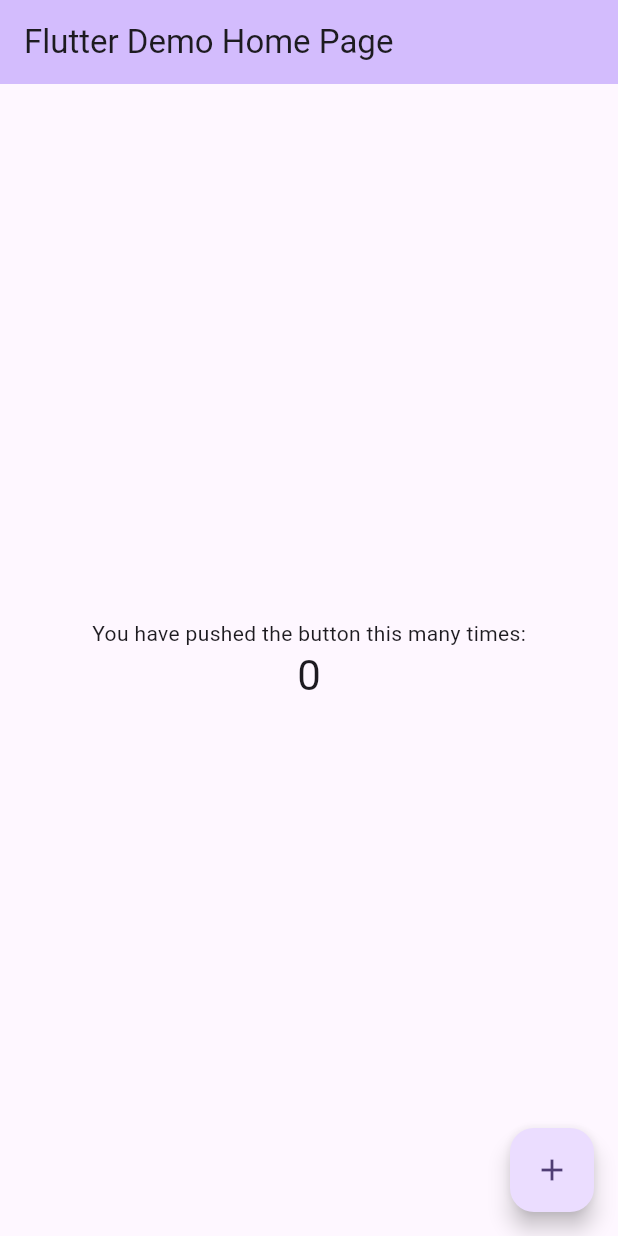
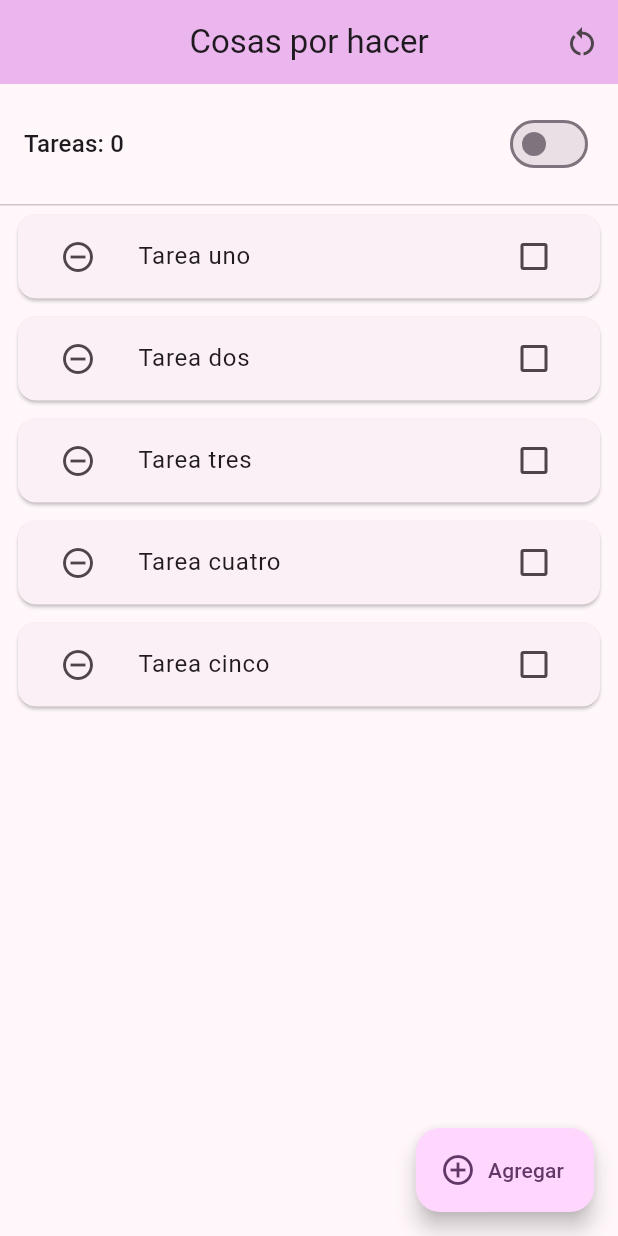
Before and after one commit to AmauriGC/Gonzaga_Casta-eda_Cristian_Amauri_TableroTareas, a Flutter app: the screen it shows after launch, on a phone screen of 412 x 824 dp. Run offline on Flutter 3.47's test engine with Material 3 defaults, Android fonts, the phone set to English and light mode, and no system bars; missing offline and left inert: dart:ffi.

Commit message:
feat(Tablero): Tablero de tareas funcional

```diff
--- a/lib/main.dart
+++ b/lib/main.dart
@@ -1,3 +1,5 @@
+import 'dart:ffi';
+
 import 'package:flutter/material.dart';
 
 void main() {
@@ -11,111 +13,162 @@ class MyApp extends StatelessWidget {
   @override
   Widget build(BuildContext context) {
     return MaterialApp(
-      title: 'Flutter Demo',
+      title: 'Tablero de tareas',
       theme: ThemeData(
-        // This is the theme of your application.
-        //
-        // TRY THIS: Try running your application with "flutter run". You'll see
-        // the application has a purple toolbar. Then, without quitting the app,
-        // try changing the seedColor in the colorScheme below to Colors.green
-        // and then invoke "hot reload" (save your changes or press the "hot
-        // reload" button in a Flutter-supported IDE, or press "r" if you used
-        // the command line to start the app).
-        //
-        // Notice that the counter didn't reset back to zero; the application
-        // state is not lost during the reload. To reset the state, use hot
-        // restart instead.
-        //
-        // This works for code too, not just values: Most code changes can be
-        // tested with just a hot reload.
-        colorScheme: .fromSeed(seedColor: Colors.deepPurple),
+        colorScheme: .fromSeed(seedColor: Colors.purpleAccent),
       ),
-      home: const MyHomePage(title: 'Flutter Demo Home Page'),
+      home: const TableroTareasPage(title: 'Cosas por hacer'),
     );
   }
 }
 
-class MyHomePage extends StatefulWidget {
-  const MyHomePage({super.key, required this.title});
-
-  // This widget is the home page of your application. It is stateful, meaning
-  // that it has a State object (defined below) that contains fields that affect
-  // how it looks.
-
-  // This class is the configuration for the state. It holds the values (in this
-  // case the title) provided by the parent (in this case the App widget) and
-  // used by the build method of the State. Fields in a Widget subclass are
-  // always marked "final".
+class TableroTareasPage extends StatefulWidget {
+  const TableroTareasPage({super.key, required this.title});
 
   final String title;
 
   @override
-  State<MyHomePage> createState() => _MyHomePageState();
+  State<TableroTareasPage> createState() => _TableroTareasPageState();
 }
 
-class _MyHomePageState extends State<MyHomePage> {
-  int _counter = 0;
+class Tarea {
+  String nombre;
+  bool estatus;
 
-  void _incrementCounter() {
+  Tarea({required this.nombre, this.estatus = false});
+}
+
+class _TableroTareasPageState extends State<TableroTareasPage> {
+  final List<Tarea> _tareas = [
+    Tarea(nombre: "Tarea uno"),
+    Tarea(nombre: "Tarea dos"),
+    Tarea(nombre: "Tarea tres"),
+    Tarea(nombre: "Tarea cuatro"),
+    Tarea(nombre: "Tarea cinco"),
+  ];
+
+  int _tareasCompletas = 0;
+  bool _soloCompletadas = false;
+
+  void _agregarTarea() {
     setState(() {
-      // This call to setState tells the Flutter framework that something has
-      // changed in this State, which causes it to rerun the build method below
-      // so that the display can reflect the updated values. If we changed
-      // _counter without calling setState(), then the build method would not be
-      // called again, and so nothing would appear to happen.
-      _counter++;
+      _tareas.add(Tarea(nombre: "Tarea ${_tareas.length + 1}"));
+    });
+  }
+
+  void _eliminarTarea(int index) {
+    setState(() {
+      _tareas.removeAt(index);
+    });
+  }
+
+  void _marcarComoCompletada(int index) {
+    setState(() {
+      _tareas[index].estatus = true;
+      _tareasCompletas = _tareas.where((t) => t.estatus).length;
+    });
+  }
+
+  void _desmarcarTarea(int index){
+    setState(() {
+      _tareas[index].estatus = false;
+      _tareasCompletas = _tareas.where((t) => t.estatus).length;
+    });
+  }
+
+  void _desmarcarTodas(){
+    setState(() {
+      for (var i = 0; i < _tareas.length; i++){
+        _tareas[i].estatus = false;
+      }
+      _tareasCompletas = _tareas.where((t) => t.estatus).length;
     });
   }
 
   @override
   Widget build(BuildContext context) {
-    // This method is rerun every time setState is called, for instance as done
-    // by the _incrementCounter method above.
-    //
-    // The Flutter framework has been optimized to make rerunning build methods
-    // fast, so that you can just rebuild anything that needs updating rather
-    // than having to individually change instances of widgets.
+    final tareasMostradas = _soloCompletadas
+        ? _tareas.where((t) => t.estatus).toList()
+        : _tareas;
+
     return Scaffold(
       appBar: AppBar(
-        // TRY THIS: Try changing the color here to a specific color (to
-        // Colors.amber, perhaps?) and trigger a hot reload to see the AppBar
-        // change color while the other colors stay the same.
         backgroundColor: Theme.of(context).colorScheme.inversePrimary,
-        // Here we take the value from the MyHomePage object that was created by
-        // the App.build method, and use it to set our appbar title.
         title: Text(widget.title),
+        centerTitle: true,
+        actions: [
+          IconButton(
+            tooltip: "Marcar todas las tareas como no completadas",
+            onPressed: _desmarcarTodas,
+            icon: const Icon(Icons.restart_alt),
+          )
+        ],
       ),
-      body: Center(
-        // Center is a layout widget. It takes a single child and positions it
-        // in the middle of the parent.
-        child: Column(
-          // Column is also a layout widget. It takes a list of children and
-          // arranges them vertically. By default, it sizes itself to fit its
-          // children horizontally, and tries to be as tall as its parent.
-          //
-          // Column has various properties to control how it sizes itself and
-          // how it positions its children. Here we use mainAxisAlignment to
-          // center the children vertically; the main axis here is the vertical
-          // axis because Columns are vertical (the cross axis would be
-          // horizontal).
-          //
-          // TRY THIS: Invoke "debug painting" (choose the "Toggle Debug Paint"
-          // action in the IDE, or press "p" in the console), to see the
-          // wireframe for each widget.
-          mainAxisAlignment: .center,
-          children: [
-            const Text('You have pushed the button this many times:'),
-            Text(
-              '$_counter',
-              style: Theme.of(context).textTheme.headlineMedium,
+      body: Column(
+        children: [
+          Padding(
+            padding: const EdgeInsets.all(16),
+            child: Row(
+              children: [
+                Expanded(
+                  child: Text(
+                    "Tareas: ${tareasMostradas.where((t) => t.estatus == true).length}",
+                    style: Theme.of(context).textTheme.titleMedium,
+                  ),
+                ),
+                Switch(
+                  value: _soloCompletadas,
+                  onChanged: (value) {
+                    setState(() {
+                      _soloCompletadas = value;
+                    });
+                  },
+                ),
+              ],
             ),
-          ],
-        ),
+          ),
+          const Divider(height: 1),
+          Expanded(
+            child: ListView.builder(
+              itemCount: tareasMostradas.length,
+              itemBuilder: (context, index) {
+                final tarea = tareasMostradas[index];
+                final indexReal = _tareas.indexOf(tarea);
+                return Card(
+                  margin: const EdgeInsets.symmetric(horizontal: 12, vertical: 6),
+                  child: CheckboxListTile(
+                    value: tarea.estatus,
+                    onChanged: (value) {
+                      if (value == true) {
+                        _marcarComoCompletada(indexReal);
+                      } else {
+                        _desmarcarTarea(indexReal);
+                      }
+                    },
+                    title: Text(
+                      tarea.nombre,
+                      style: TextStyle(
+                        decoration: tarea.estatus
+                            ? TextDecoration.lineThrough
+                            : TextDecoration.none,
+                      ),
+                    ),
+                    secondary: IconButton(
+                      tooltip: "Eliminar",
+                      onPressed: () => _eliminarTarea(indexReal),
+                      icon: const Icon(Icons.remove_circle_outline),
+                    ),
+                  ),
+                );
+              },
+            ),
+          ),
+        ],
       ),
-      floatingActionButton: FloatingActionButton(
-        onPressed: _incrementCounter,
-        tooltip: 'Increment',
-        child: const Icon(Icons.add),
+      floatingActionButton: FloatingActionButton.extended(
+        onPressed: _agregarTarea,
+        icon: const Icon(Icons.add_circle_outline),
+        label: const Text("Agregar"),
       ),
     );
   }
```
